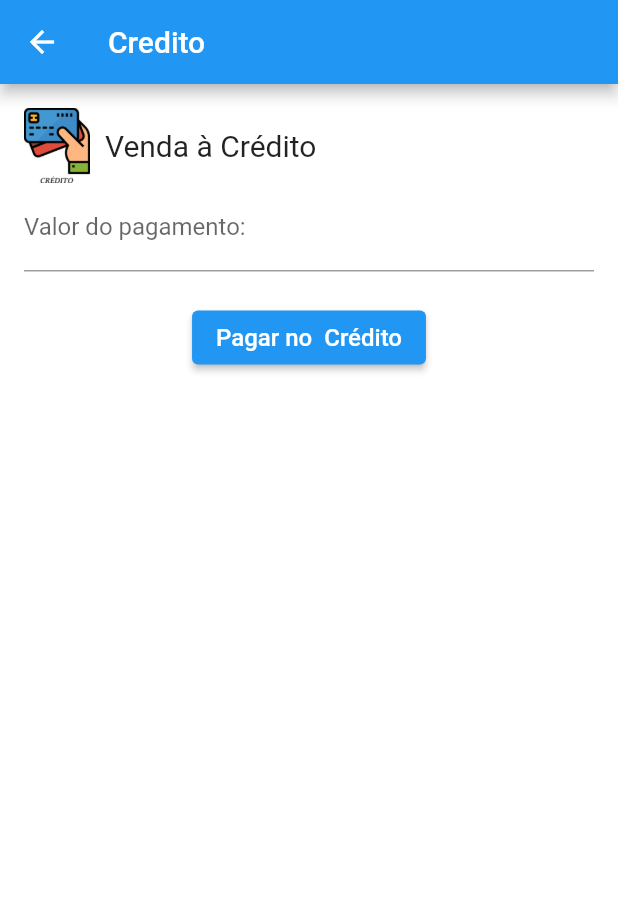
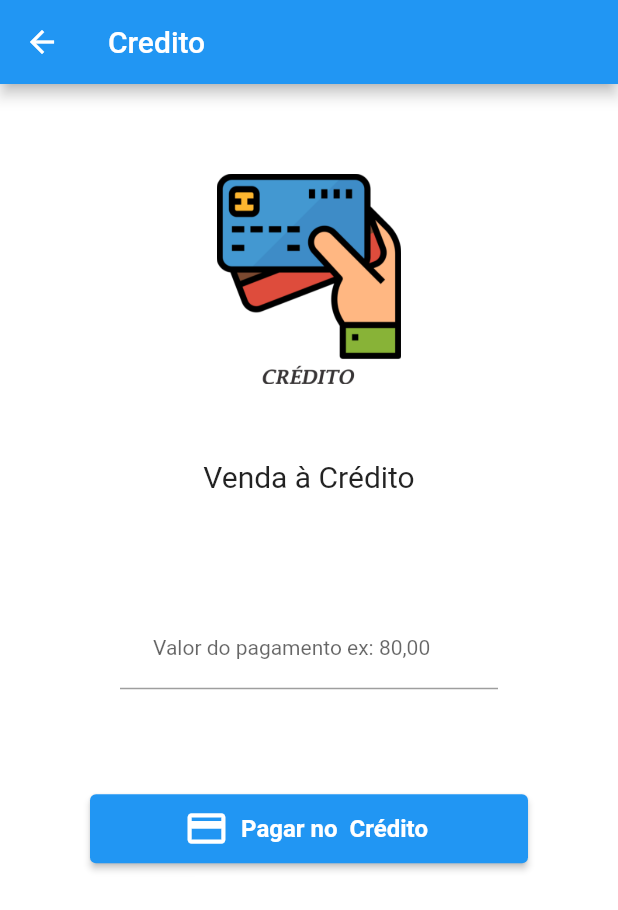
Before and after one commit to souzarogih/PaystorePaymentsFlutter, a Flutter app: the ScreenCredito screen opened directly, on a phone screen of 412 x 824 dp. Shown: the top 910 px of the screen. Run offline on Flutter 3.47's test engine with Material 2 defaults, Android fonts, the light colour scheme and no system bars.

Commit message:
0005 | Ajuste na tela de pagamento com crédito

```diff
--- a/lib/screens/credito.dart
+++ b/lib/screens/credito.dart
@@ -25,48 +25,53 @@ class Screen_CreditoState extends State<ScreenCredito> {
       ),
       body: SingleChildScrollView(
         child: Container(
-          padding: const EdgeInsets.all(16),
+          padding: const EdgeInsets.all(60),
           child: Column(
-            crossAxisAlignment: CrossAxisAlignment.start,
-            // mainAxisAlignment: MainAxisAlignment.center,
+            crossAxisAlignment: CrossAxisAlignment.stretch,
             children: [
-              Row(
-                children: [
-                  Image.asset("images/main_menu/credito.png", height: 50),
+              Image.asset("images/main_menu/credito.png", height: 140),
               const Padding(
-                    padding: EdgeInsets.only(left: 10),
+                padding: EdgeInsets.all(50),
+                child: Center(
                   child: Text(
                     "Venda à Crédito",
                     style: TextStyle(fontSize: 20),
                   ),
                 ),
-                ],
               ),
-              // Padding(
-              //   padding: const EdgeInsets.only(top: 20),
-              //   child: Text(
-              //     _textValue,
-              //     style: const TextStyle(fontSize: 20, fontWeight: FontWeight.bold, color: Colors.black),
-              //   ),
-              // ),
-              TextField(
+              Padding(
+                padding: const EdgeInsets.symmetric(vertical: 10, horizontal: 20),
+                child: Center(
+                  child: TextField(
                     controller: _paymentValue,
                     keyboardType: TextInputType.number,
-                decoration: const InputDecoration(labelText: "Valor do pagamento: "),
+                    style: const TextStyle(fontSize: 14),
+                    decoration: const InputDecoration(
+                      labelText: "Valor do pagamento ex: 80,00",
+                      alignLabelWithHint: true,
+                      floatingLabelAlignment: FloatingLabelAlignment.center,
+                      contentPadding: EdgeInsets.only(top: 20, bottom: 20, left: 22, right: 22),
+                    ),
+                  ),
+                ),
               ),
               Padding(
-                padding: const EdgeInsets.only(top: 20),
-                child: Center(
-                  child: ElevatedButton(
+                padding: const EdgeInsets.only(top: 60),
+                child: SizedBox(
+                  height: 46,
+                  child: ElevatedButton.icon(
+                    icon: const Icon(
+                      Icons.payment,
+                      size: 30,
+                    ),
+                    style: ElevatedButton.styleFrom(backgroundColor: Colors.blue),
                     onPressed: () {
                       // print('payment: ${_paymentValue.text}');
                       _doPay(_paymentValue.text);
                     },
-                    child: const Text(
+                    label: const Text(
                       "Pagar no  Crédito",
-                      style: TextStyle(
-                        fontSize: 16,
-                      ),
+                      style: TextStyle(fontSize: 16, fontWeight: FontWeight.bold),
                     ),
                   ),
                 ),
```
Also changed, not shown: 1 other file. Lines whose indentation alone changed are shown as unchanged.
